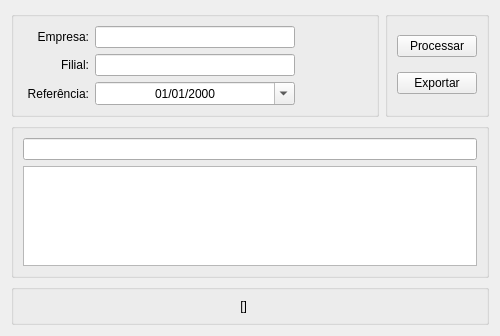
Before: the Qt Designer form relacaocolaborador.ui in fallomermo/SeverinoToolKit, drawn with Qt 5.
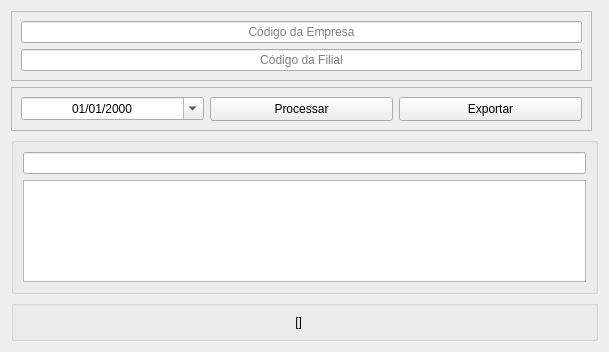
After: the same form once the commit is applied. Icons and pictures are not drawn.

What changed in the file:
```diff
--- a/relacaocolaborador.ui
+++ b/relacaocolaborador.ui
@@ -6,8 +6,8 @@
    <rect>
     <x>0</x>
     <y>0</y>
-    <width>500</width>
-    <height>336</height>
+    <width>609</width>
+    <height>352</height>
    </rect>
   </property>
   <property name="windowTitle">
@@ -17,31 +17,45 @@
    <string notr="true"/>
   </property>
   <layout class="QGridLayout" name="gridLayout_3">
-   <item row="0" column="1">
-    <widget class="QGroupBox" name="groupBox">
+   <item row="2" column="0" colspan="2">
+    <widget class="QGroupBox" name="painelTabela">
      <property name="title">
       <string/>
      </property>
-     <layout class="QVBoxLayout" name="verticalLayout_2">
+     <layout class="QVBoxLayout" name="verticalLayout">
       <item>
-       <widget class="QPushButton" name="botaoProcessar">
+       <widget class="QLineEdit" name="campoPesquisarObjetosTabela"/>
+      </item>
+      <item>
+       <widget class="QTableWidget" name="tableWidget">
+        <property name="sortingEnabled">
+         <bool>true</bool>
+        </property>
+       </widget>
+      </item>
+     </layout>
+    </widget>
+   </item>
+   <item row="3" column="0" colspan="2">
+    <widget class="QGroupBox" name="painelResultados">
+     <property name="title">
+      <string/>
+     </property>
+     <layout class="QHBoxLayout" name="horizontalLayout_2">
+      <item>
+       <widget class="QLabel" name="campoItemSelecionado">
         <property name="text">
-         <string>Processar</string>
+         <string>[]</string>
         </property>
-        <property name="icon">
-         <iconset resource="thema.qrc">
-          <normaloff>:/images/paper-plane.png</normaloff>:/images/paper-plane.png</iconset>
+        <property name="alignment">
+         <set>Qt::AlignRight|Qt::AlignTrailing|Qt::AlignVCenter</set>
         </property>
        </widget>
       </item>
       <item>
-       <widget class="QPushButton" name="botaoExportar">
+       <widget class="QLabel" name="campoTotalRegistros">
         <property name="text">
-         <string>Exportar</string>
-        </property>
-        <property name="icon">
-         <iconset resource="thema.qrc">
-          <normaloff>:/images/csv-file-format-extension.png</normaloff>:/images/csv-file-format-extension.png</iconset>
+         <string/>
         </property>
        </widget>
       </item>
@@ -49,88 +63,59 @@
     </widget>
    </item>
    <item row="0" column="0">
-    <widget class="QGroupBox" name="painelFiltros">
-     <property name="title">
-      <string/>
+    <widget class="QFrame" name="frameFiltros">
+     <property name="frameShape">
+      <enum>QFrame::StyledPanel</enum>
+     </property>
+     <property name="frameShadow">
+      <enum>QFrame::Raised</enum>
      </property>
      <layout class="QGridLayout" name="gridLayout">
-      <item row="0" column="0">
-       <widget class="QLabel" name="label">
-        <property name="text">
-         <string>Empresa:</string>
-        </property>
-        <property name="alignment">
-         <set>Qt::AlignRight|Qt::AlignTrailing|Qt::AlignVCenter</set>
-        </property>
-       </widget>
-      </item>
       <item row="0" column="1">
        <widget class="QLineEdit" name="campoID_Empresa">
-        <property name="minimumSize">
-         <size>
-          <width>200</width>
-          <height>0</height>
-         </size>
-        </property>
-        <property name="maximumSize">
-         <size>
-          <width>200</width>
-          <height>16777215</height>
-         </size>
-        </property>
-       </widget>
-      </item>
-      <item row="0" column="2">
-       <widget class="QLabel" name="campoDescricaoEmpresa">
-        <property name="text">
-         <string/>
-        </property>
-       </widget>
-      </item>
-      <item row="1" column="0">
-       <widget class="QLabel" name="label_2">
-        <property name="text">
-         <string>Filial:</string>
+        <property name="toolTip">
+         <string>&lt;html&gt;&lt;head/&gt;&lt;body&gt;&lt;p&gt;&lt;img src=&quot;:/images/flag_otimo.png&quot;/&gt;Código da &lt;span style=&quot; font-weight:600; font-style:italic;&quot;&gt;empresa&lt;/span&gt; que deseja filtrar. Nesta versão só uma empresa é permitida.&lt;/p&gt;&lt;p&gt;Caso queira todas as empresas, deixe o campo em branco/vazio.&lt;/p&gt;&lt;/body&gt;&lt;/html&gt;</string>
         </property>
         <property name="alignment">
-         <set>Qt::AlignRight|Qt::AlignTrailing|Qt::AlignVCenter</set>
+         <set>Qt::AlignCenter</set>
+        </property>
+        <property name="placeholderText">
+         <string>Código da Empresa</string>
         </property>
        </widget>
       </item>
       <item row="1" column="1">
        <widget class="QLineEdit" name="campoID_Filial">
-        <property name="minimumSize">
-         <size>
-          <width>200</width>
-          <height>0</height>
-         </size>
-        </property>
-        <property name="maximumSize">
-         <size>
-          <width>200</width>
-          <height>16777215</height>
-         </size>
-        </property>
-       </widget>
-      </item>
-      <item row="1" column="2">
-       <widget class="QLabel" name="campoDescricaoFilial">
-        <property name="text">
-         <string/>
-        </property>
-       </widget>
-      </item>
-      <item row="2" column="0">
-       <widget class="QLabel" name="label_3">
-        <property name="text">
-         <string>Referência:</string>
+        <property name="toolTip">
+         <string>&lt;html&gt;&lt;head/&gt;&lt;body&gt;&lt;p&gt;&lt;img src=&quot;:/images/flag_otimo.png&quot;/&gt;Código da &lt;span style=&quot; font-weight:600; font-style:italic;&quot;&gt;filial&lt;/span&gt; que deseja filtrar. Nesta versão só uma empresa é permitida.&lt;/p&gt;&lt;p&gt;Caso queira todas as empresas, deixe o campo em branco/vazio.&lt;/p&gt;&lt;/body&gt;&lt;/html&gt;</string>
         </property>
         <property name="alignment">
-         <set>Qt::AlignRight|Qt::AlignTrailing|Qt::AlignVCenter</set>
+         <set>Qt::AlignCenter</set>
+        </property>
+        <property name="placeholderText">
+         <string>Código da Filial</string>
         </property>
        </widget>
       </item>
-      <item row="2" column="1">
+     </layout>
+    </widget>
+   </item>
+   <item row="1" column="0">
+    <widget class="QFrame" name="frameAcoes">
+     <property name="minimumSize">
+      <size>
+       <width>200</width>
+       <height>0</height>
+      </size>
+     </property>
+     <property name="frameShape">
+      <enum>QFrame::StyledPanel</enum>
+     </property>
+     <property name="frameShadow">
+      <enum>QFrame::Raised</enum>
+     </property>
+     <layout class="QHBoxLayout" name="horizontalLayout">
+      <item>
        <widget class="QDateEdit" name="dataReferencia">
         <property name="wrapping">
          <bool>false</bool>
@@ -152,55 +137,49 @@
         </property>
        </widget>
       </item>
-      <item row="2" column="2">
-       <widget class="QLabel" name="campoDescricaoData">
-        <property name="text">
-         <string/>
-        </property>
-       </widget>
-      </item>
-     </layout>
-    </widget>
-   </item>
-   <item row="1" column="0" colspan="2">
-    <widget class="QGroupBox" name="painelTabela">
-     <property name="title">
-      <string/>
-     </property>
-     <layout class="QVBoxLayout" name="verticalLayout">
       <item>
-       <widget class="QLineEdit" name="campoPesquisarObjetosTabela"/>
-      </item>
-      <item>
-       <widget class="QTableWidget" name="tableWidget">
-        <property name="sortingEnabled">
-         <bool>true</bool>
+       <widget class="QPushButton" name="botaoProcessar">
+        <property name="minimumSize">
+         <size>
+          <width>0</width>
+          <height>24</height>
+         </size>
         </property>
-       </widget>
-      </item>
-     </layout>
-    </widget>
-   </item>
-   <item row="2" column="0" colspan="2">
-    <widget class="QGroupBox" name="painelResultados">
-     <property name="title">
-      <string/>
-     </property>
-     <layout class="QHBoxLayout" name="horizontalLayout_2">
-      <item>
-       <widget class="QLabel" name="campoItemSelecionado">
+        <property name="maximumSize">
+         <size>
+          <width>16777215</width>
+          <height>24</height>
+         </size>
+        </property>
         <property name="text">
-         <string>[]</string>
+         <string>Processar</string>
         </property>
-        <property name="alignment">
-         <set>Qt::AlignRight|Qt::AlignTrailing|Qt::AlignVCenter</set>
+        <property name="icon">
+         <iconset resource="thema.qrc">
+          <normaloff>:/images/paper-plane.png</normaloff>:/images/paper-plane.png</iconset>
         </property>
        </widget>
       </item>
       <item>
-       <widget class="QLabel" name="campoTotalRegistros">
+       <widget class="QPushButton" name="botaoExportar">
+        <property name="minimumSize">
+         <size>
+          <width>0</width>
+          <height>24</height>
+         </size>
+        </property>
+        <property name="maximumSize">
+         <size>
+          <width>16777215</width>
+          <height>24</height>
+         </size>
+        </property>
         <property name="text">
-         <string/>
+         <string>Exportar</string>
+        </property>
+        <property name="icon">
+         <iconset resource="thema.qrc">
+          <normaloff>:/images/csv-file-format-extension.png</normaloff>:/images/csv-file-format-extension.png</iconset>
         </property>
        </widget>
       </item>
```
Left out of the diff: 2 changed lines with no effect on the pictures.
